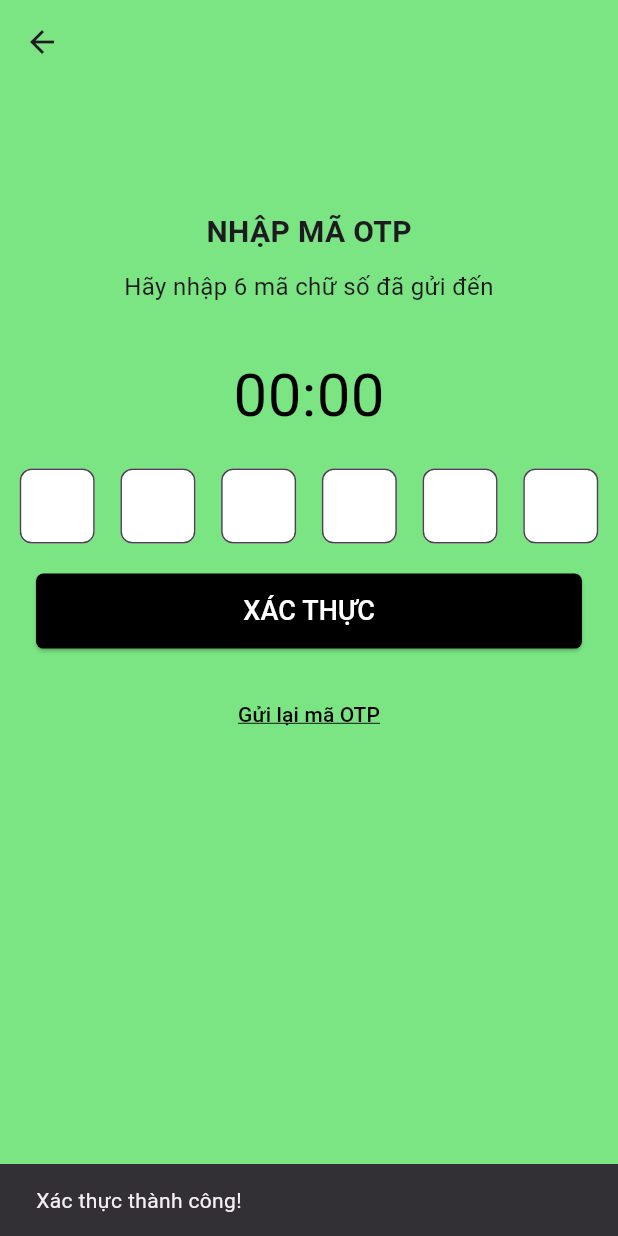
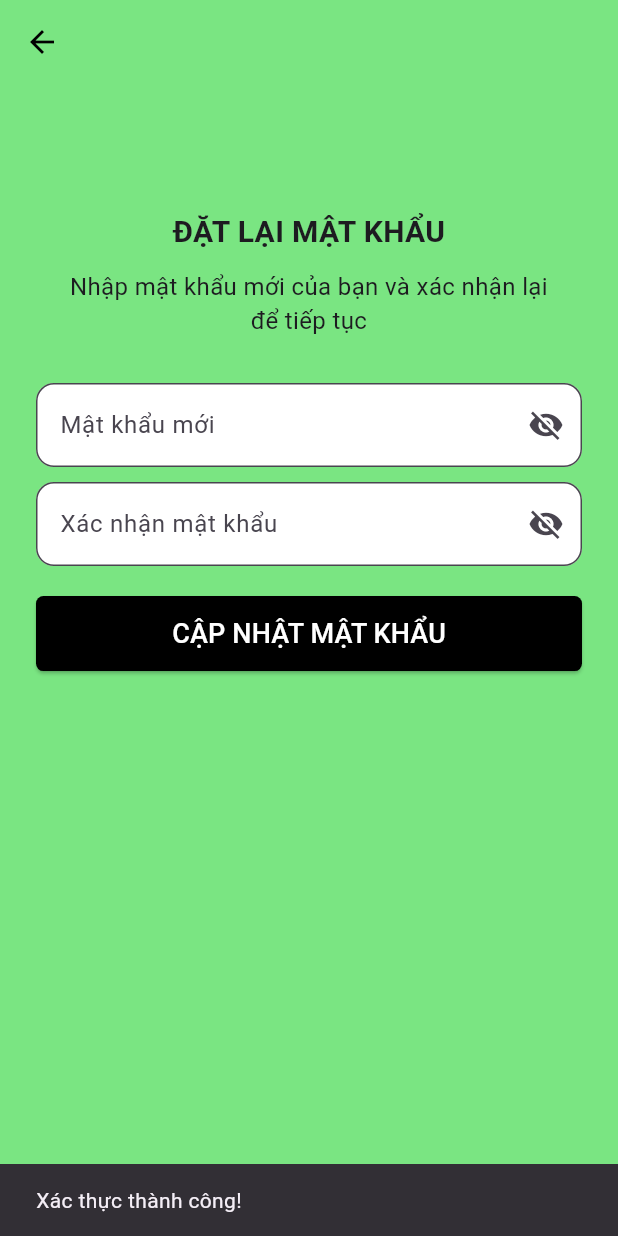
Before and after one commit to chilongnee/ecommerce_app, a Flutter app: the VerifyOTP screen opened directly with empty values, after a tap on "XÁC THỰC", on a phone screen of 412 x 824 dp. Run offline on Flutter 3.47's test engine with Material 3 defaults, Android fonts, the phone set to English and light mode, and no system bars; our stand-ins replace cloud_firestore, firebase_auth, firebase_core, flutter_slidable, flutter_social_button, get and 2 more; accounts and stored records are empty.

Commit message:
update otp password

```diff
--- a/ecommerce_app/lib/screens/auth/forgot_password_screen.dart
+++ b/ecommerce_app/lib/screens/auth/forgot_password_screen.dart
@@ -30,7 +30,7 @@ class _LoginState extends State<ForgotPassword> {
 
         final response = await http.post(
           Uri.parse(
-              "http://127.0.0.1:5002/ecommerce-app-flutter-45845/us-central1/sendOtpEmail"),
+              "http://127.0.0.1:5001/ecommerce-app-e7dea/us-central1/sendOtpEmail"),
           headers: {"Content-Type": "application/json"},
           body: jsonEncode({"email": email}),
         );
@@ -40,15 +40,14 @@ class _LoginState extends State<ForgotPassword> {
 
         final responseData = jsonDecode(response.body);
 
+        setState(() => _isSigning = false);
+
         if (response.statusCode == 200 && responseData['success'] == true) {
           String otp = responseData['otp'];
 
-          // Lưu OTP
           final prefs = await SharedPreferences.getInstance();
           await prefs.setString('otp', otp);
           await prefs.setInt('otp_time', DateTime.now().millisecondsSinceEpoch);
-
-          setState(() => _isSigning = false);
 
           ScaffoldMessenger.of(context).showSnackBar(
             SnackBar(content: Text('OTP đã được gửi tới email của bạn!')),
@@ -59,15 +58,20 @@ class _LoginState extends State<ForgotPassword> {
             MaterialPageRoute(builder: (context) => VerifyOTP(email: email)),
           );
         } else {
-          throw Exception('Gửi OTP thất bại');
+          String errorMessage = responseData['message'] ?? 'Gửi OTP thất bại';
+          _showErrorMessage(errorMessage);
         }
       } catch (e) {
         setState(() => _isSigning = false);
-        ScaffoldMessenger.of(context).showSnackBar(
-          SnackBar(content: Text('Đã có lỗi xảy ra, vui lòng thử lại!')),
-        );
+        _showErrorMessage('Lỗi: ${e.toString()}');
       }
     }
+  }
+
+  void _showErrorMessage(String message) {
+    ScaffoldMessenger.of(context).showSnackBar(
+      SnackBar(content: Text(message)),
+    );
   }
 
   @override
@@ -166,9 +170,7 @@ class _LoginState extends State<ForgotPassword> {
                                   color: Colors.white)
                               : const Text(
                                   'GỬI YÊU CẦU',
-                                  style: TextStyle(
-                                      fontSize:
-                                          18),
+                                  style: TextStyle(fontSize: 18),
                                 ),
                         ),
                       ),
--- /dev/null
+++ b/ecommerce_app/lib/screens/auth/reset_password_screen.dart
@@ -0,0 +1,196 @@
+import 'package:ecommerce_app/screens/auth/login_screen.dart';
+import 'package:flutter/material.dart';
+
+class ResetPasswordScreen extends StatefulWidget {
+  final String email;
+  const ResetPasswordScreen({Key? key, required this.email}) : super(key: key);
+
+  @override
+  _ResetPasswordScreenState createState() => _ResetPasswordScreenState();
+}
+
+class _ResetPasswordScreenState extends State<ResetPasswordScreen> {
+  final TextEditingController _newPasswordController = TextEditingController();
+  final TextEditingController _confirmPasswordController =
+      TextEditingController();
+  final GlobalKey<FormState> _formKey = GlobalKey<FormState>();
+
+  bool _isResetting = false;
+  bool _obscureNewPassword = true;
+  bool _obscureConfirmPassword = true;
+
+  Future<void> _resetPassword() async {
+    if (!_formKey.currentState!.validate()) return;
+
+    setState(() => _isResetting = true);
+
+    try {
+      await Future.delayed(const Duration(seconds: 2));
+
+      ScaffoldMessenger.of(context).showSnackBar(
+        const SnackBar(content: Text("Mật khẩu đã được cập nhật!")),
+      );
+
+      Navigator.pushReplacement(
+        context,
+        MaterialPageRoute(builder: (context) => Login()),
+      );
+    } catch (e) {
+      ScaffoldMessenger.of(context).showSnackBar(
+        SnackBar(content: Text("Lỗi: ${e.toString()}")),
+      );
+    }
+
+    setState(() => _isResetting = false);
+  }
+
+  @override
+  Widget build(BuildContext context) {
+    return Scaffold(
+      backgroundColor: const Color(0xFF7AE582),
+      appBar: AppBar(
+        backgroundColor: Colors.transparent,
+        elevation: 0,
+        leading: IconButton(
+          icon: const Icon(Icons.arrow_back, color: Colors.black),
+          onPressed: () => Navigator.pop(context),
+        ),
+      ),
+      body: Center(
+        child: SingleChildScrollView(
+          child: SizedBox(
+            height: MediaQuery.of(context).size.height * 0.8,
+            child: Column(
+              mainAxisAlignment: MainAxisAlignment.start,
+              children: <Widget>[
+                const SizedBox(height: 30),
+                const Text(
+                  'ĐẶT LẠI MẬT KHẨU',
+                  style: TextStyle(
+                    fontSize: 20,
+                    fontWeight: FontWeight.bold,
+                  ),
+                ),
+                const SizedBox(height: 10),
+                const Padding(
+                  padding: EdgeInsets.symmetric(horizontal: 40),
+                  child: Text(
+                    'Nhập mật khẩu mới của bạn và xác nhận lại để tiếp tục',
+                    style: TextStyle(fontSize: 16),
+                    textAlign: TextAlign.center,
+                  ),
+                ),
+                const SizedBox(height: 30),
+                Form(
+                  key: _formKey,
+                  child: Column(
+                    children: [
+                      Padding(
+                        padding: const EdgeInsets.symmetric(horizontal: 24.0),
+                        child: TextFormField(
+                          controller: _newPasswordController,
+                          obscureText: _obscureNewPassword,
+                          decoration: InputDecoration(
+                            hintText: 'Mật khẩu mới',
+                            border: OutlineInputBorder(
+                              borderRadius: BorderRadius.circular(12),
+                            ),
+                            suffixIcon: IconButton(
+                              icon: Icon(
+                                _obscureNewPassword
+                                    ? Icons.visibility_off
+                                    : Icons.visibility,
+                              ),
+                              onPressed: () {
+                                setState(() {
+                                  _obscureNewPassword = !_obscureNewPassword;
+                                });
+                              },
+                            ),
+                            filled: true,
+                            fillColor: Colors.white,
+                          ),
+                          validator: (value) {
+                            if (value == null || value.isEmpty) {
+                              return 'Vui lòng nhập mật khẩu mới';
+                            }
+                            if (value.length < 6) {
+                              return 'Mật khẩu phải có ít nhất 6 ký tự';
+                            }
+                            return null;
+                          },
+                        ),
+                      ),
+                      const SizedBox(height: 10),
+                      Padding(
+                        padding: const EdgeInsets.symmetric(horizontal: 24.0),
+                        child: TextFormField(
+                          controller: _confirmPasswordController,
+                          obscureText: _obscureConfirmPassword,
+                          decoration: InputDecoration(
+                            hintText: 'Xác nhận mật khẩu',
+                            border: OutlineInputBorder(
+                              borderRadius: BorderRadius.circular(12),
+                            ),
+                            suffixIcon: IconButton(
+                              icon: Icon(
+                                _obscureConfirmPassword
+                                    ? Icons.visibility_off
+                                    : Icons.visibility,
+                              ),
+                              onPressed: () {
+                                setState(() {
+                                  _obscureConfirmPassword =
+                                      !_obscureConfirmPassword;
+                                });
+                              },
+                            ),
+                            filled: true,
+                            fillColor: Colors.white,
+                          ),
+                          validator: (value) {
+                            if (value == null || value.isEmpty) {
+                              return 'Vui lòng xác nhận mật khẩu';
+                            }
+                            if (value != _newPasswordController.text) {
+                              return 'Mật khẩu xác nhận không khớp';
+                            }
+                            return null;
+                          },
+                        ),
+                      ),
+                      const SizedBox(height: 20),
+                      Padding(
+                        padding: const EdgeInsets.symmetric(horizontal: 24.0),
+                        child: ElevatedButton(
+                          onPressed: _isResetting ? null : _resetPassword,
+                          style: ElevatedButton.styleFrom(
+                            backgroundColor: Colors.black,
+                            foregroundColor: Colors.white,
+                            disabledBackgroundColor: Colors.grey[300],
+                            disabledForegroundColor: Colors.grey[600],
+                            minimumSize: const Size(double.infinity, 50),
+                            shape: RoundedRectangleBorder(
+                              borderRadius: BorderRadius.circular(5),
+                            ),
+                          ),
+                          child: _isResetting
+                              ? const CircularProgressIndicator(
+                                  color: Colors.white)
+                              : const Text(
+                                  'CẬP NHẬT MẬT KHẨU',
+                                  style: TextStyle(fontSize: 18),
+                                ),
+                        ),
+                      ),
+                    ],
+                  ),
+                ),
+              ],
+            ),
+          ),
+        ),
+      ),
+    );
+  }
+}
--- a/ecommerce_app/lib/screens/auth/verifiy_otp_screen.dart
+++ b/ecommerce_app/lib/screens/auth/verifiy_otp_screen.dart
@@ -1,4 +1,5 @@
 import 'dart:async';
+import 'package:ecommerce_app/screens/auth/reset_password_screen.dart';
 import 'package:flutter/material.dart';
 import 'package:shared_preferences/shared_preferences.dart';
 
@@ -78,13 +79,38 @@ class _VerifyOTPState extends State<VerifyOTP> {
   }
 
   Future<void> _verifyOTP() async {
-    String enteredOTP = _controllers.map((e) => e.text).join();
-    if (enteredOTP == _otp) {
-      ScaffoldMessenger.of(context)
-          .showSnackBar(SnackBar(content: Text('Xác thực thành công!')));
-    } else {
-      ScaffoldMessenger.of(context)
-          .showSnackBar(SnackBar(content: Text('OTP không đúng!')));
+    setState(() => _isVerify = true);
+
+    try {
+      String enteredOTP = _controllers.map((e) => e.text).join();
+
+      if (enteredOTP == _otp) {
+        ScaffoldMessenger.of(context).showSnackBar(
+          SnackBar(content: Text('Xác thực thành công!')),
+        );
+
+        // Xóa OTP khỏi SharedPreferences sau khi xác thực
+        final prefs = await SharedPreferences.getInstance();
+        await prefs.remove('otp');
+        await prefs.remove('otp_time');
+
+        // Chuyển sang trang đặt lại mật khẩu
+        Navigator.pushReplacement(
+          context,
+          MaterialPageRoute(
+              builder: (context) => ResetPasswordScreen(email: widget.email)),
+        );
+      } else {
+        ScaffoldMessenger.of(context).showSnackBar(
+          SnackBar(content: Text('OTP không đúng!')),
+        );
+      }
+    } catch (e) {
+      ScaffoldMessenger.of(context).showSnackBar(
+        SnackBar(content: Text('Lỗi khi xác thực OTP: ${e.toString()}')),
+      );
+    } finally {
+      setState(() => _isVerify = false);
     }
   }
 
```
Also changed, not shown: 3 other files.
